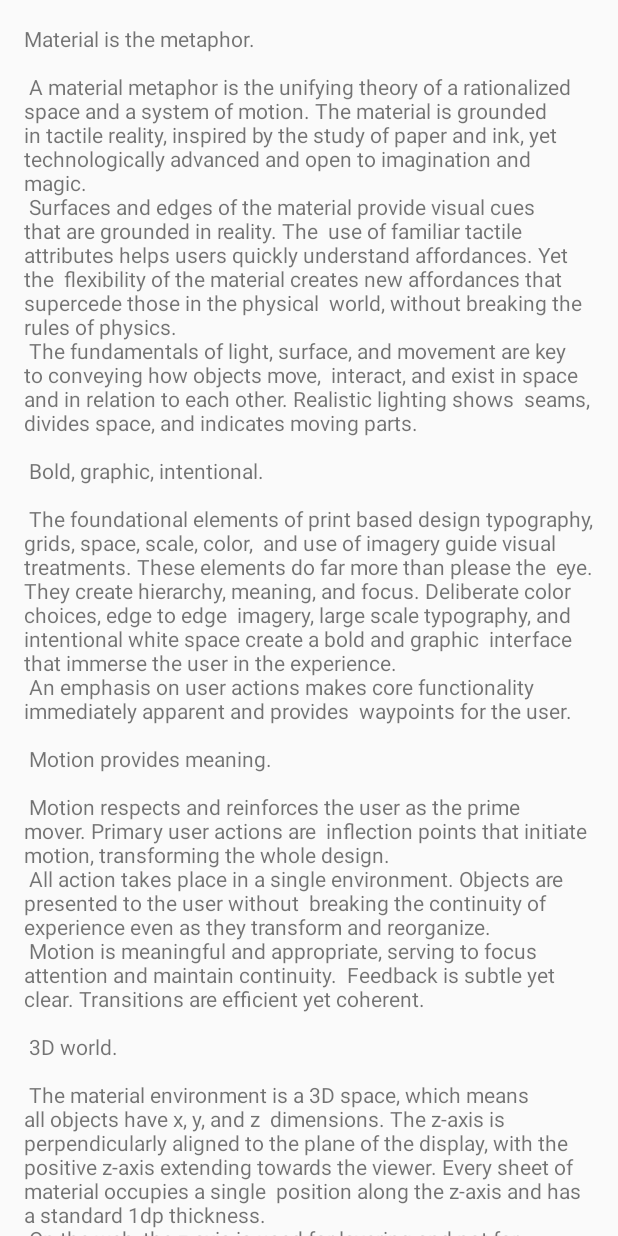
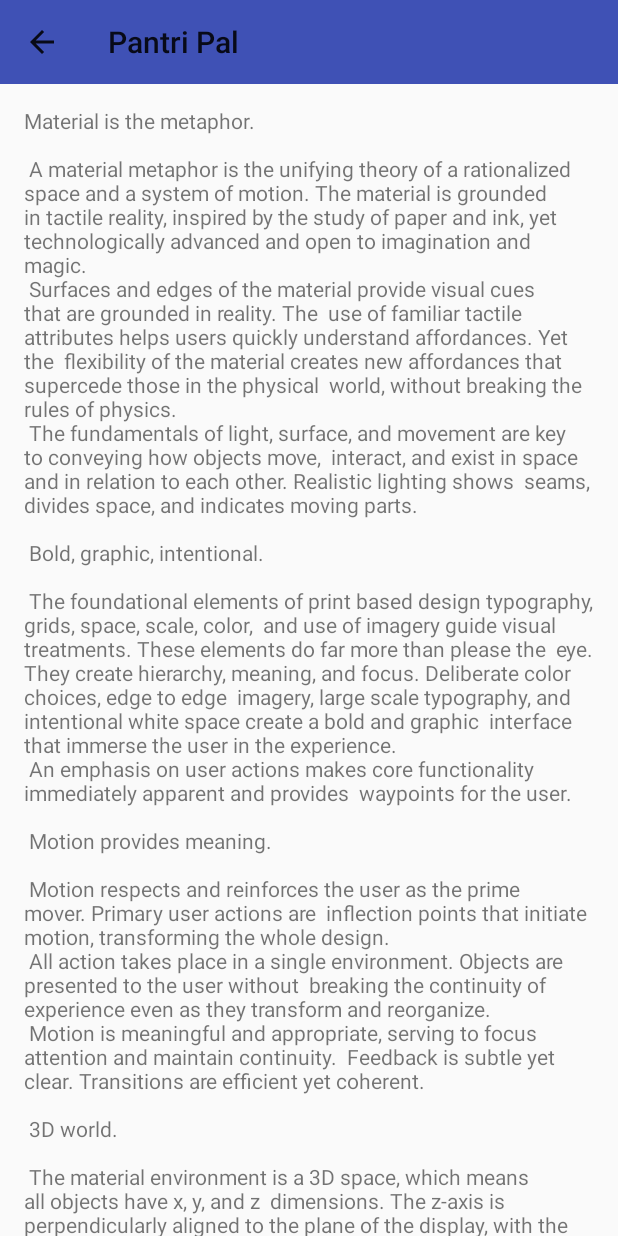
Before and after one commit to CarsonDDD/PantriPal-ACCI, an Android app: the screen it shows after launch (MainActivity), after a tap on an icon or button, on a phone screen of 412 x 824 dp. Run offline under Robolectric (Android 15) with nearby library versions, the phone set to English and light mode, and no system bars.

Commit message:
Add ActionBar as ToolBar

```diff
--- a/app/src/main/java/comp3350/acci/presentation/MainActivity.java
+++ b/app/src/main/java/comp3350/acci/presentation/MainActivity.java
@@ -1,9 +1,16 @@
 package comp3350.acci.presentation;
 
+import android.content.Context;
 import android.os.Bundle;
+import android.util.DisplayMetrics;
 import android.view.MenuItem;
+import android.view.View;
 import android.view.ViewGroup;
 import android.widget.Toast;
+
+import androidx.appcompat.app.ActionBar;
+import androidx.appcompat.widget.Toolbar;
+import androidx.appcompat.app.AppCompatActivity;
 
 import com.google.android.material.bottomnavigation.BottomNavigationView;
 
@@ -19,6 +26,7 @@
 import comp3350.acci.presentation.fragments.ACCIFragment;
 import comp3350.acci.presentation.fragments.InsertRecipeActivity;
 
+// This class acts as the engine which runs/controls the fragment interactions
 public class MainActivity extends AppCompatActivity {
 
     private ActivityMainBinding binding;
@@ -26,6 +34,7 @@
 
     private boolean isShowingNavigationBar;
     private boolean isShowingBackButton;
+    private boolean isShowingActionBar;
 
     @Override
     protected void onCreate(Bundle savedInstanceState) {
@@ -33,7 +42,13 @@
         binding = ActivityMainBinding.inflate(getLayoutInflater());
         setContentView(binding.getRoot());// Set app display to this file
 
+
+        Toolbar toolbar = (Toolbar) findViewById(R.id.toolbar);
+        setSupportActionBar(toolbar);
+
+        // Starting conditions for back button and ActionBar.
         getSupportActionBar().setDisplayHomeAsUpEnabled(false);
+        hideActionBar();
 
         // Set starting fragment
         fragmentNavigator = new FragmentNavigator(this.getSupportFragmentManager());
@@ -42,7 +57,9 @@
         // init layout variables to the starting fragment.
         isShowingBackButton = fragmentNavigator.currentFragment().hasBackButton();
         isShowingNavigationBar = fragmentNavigator.currentFragment().hasNavigationBar();
+        isShowingActionBar = fragmentNavigator.currentFragment().hasActionBar();
 
+        //adjustCurrentFragment();
 
         // Event Handler for bottom nav menu
         binding.navigationBar.setOnItemSelectedListener(item -> {
@@ -88,19 +105,39 @@
 
     // Update layout variables, only if they are different.
     // This function needs to be called everytime a fragment is changed (so the main components update)
-    // Probably a better way around this, but thats for later.
+    // Probably a better way around this, but that's for later.
     public void adjustCurrentFragment(){
         ACCIFragment currentFragment = fragmentNavigator.currentFragment();
 
         // Only change if a change is required
-        if(currentFragment.hasBackButton() != isShowingBackButton){
-            getSupportActionBar().setDisplayHomeAsUpEnabled(currentFragment.hasBackButton());
-            isShowingBackButton = !isShowingBackButton;
+        boolean curBack = currentFragment.hasBackButton();
+        boolean curNavbar = currentFragment.hasNavigationBar();
+        boolean curAction = currentFragment.hasActionBar();
+
+        if(curBack != isShowingBackButton){
+            getSupportActionBar().setDisplayHomeAsUpEnabled(curBack);
+            isShowingBackButton = curBack;
         }
-        if(currentFragment.hasNavigationBar() != isShowingNavigationBar) {
-            setNavigationBar(currentFragment.hasNavigationBar());
-            isShowingNavigationBar = !isShowingNavigationBar;
+        if(curNavbar != isShowingNavigationBar) {
+            setNavigationBar(curNavbar);
+            isShowingNavigationBar = curNavbar;
         }
+        if(curAction != isShowingActionBar){
+            if(curAction){
+                //getSupportActionBar().show();
+                showActionBar();
+            }
+            else{
+                //getSupportActionBar().hide();
+                hideActionBar();
+            }
+
+            isShowingActionBar = curAction;
+        }
+    }
+
+    public float convertDpToPixel(float dp){
+        return dp * ((float) getResources().getDisplayMetrics().densityDpi / DisplayMetrics.DENSITY_DEFAULT);
     }
 
     public void setNavigationBar(boolean showBar){
@@ -114,8 +151,8 @@
     // 1. Make the navigation bar invisible: set the height to 0.
     // 2. Make the fragment fullscreen/take its place: re-wire the constraint; tie the fragment to the bottom of the screen (instead of the top of the nav bar.)
     private void hideNavigationBar(){
+        FragmentContainerView fragment = binding.currentFragment;
         BottomNavigationView bar = binding.navigationBar;
-        FragmentContainerView fragment = binding.currentFragment;
         ConstraintLayout layout = binding.container;
 
         bar.getLayoutParams().height = 0;
@@ -128,8 +165,8 @@
 
     // Reset the height and constraints.
     private void showNavigationBar(){
+        FragmentContainerView fragment = binding.currentFragment;
         BottomNavigationView bar = binding.navigationBar;
-        FragmentContainerView fragment = binding.currentFragment;
         ConstraintLayout layout = binding.container;
 
         bar.getLayoutParams().height = ViewGroup.LayoutParams.WRAP_CONTENT;
@@ -140,5 +177,30 @@
         constraintSet.applyTo(layout);
     }
 
+    private void hideActionBar(){
+        getSupportActionBar().hide();
+
+        FragmentContainerView fragment = binding.currentFragment;
+        ConstraintLayout layout = binding.container;
+
+        ConstraintSet constraintSet = new ConstraintSet();
+        constraintSet.clone(layout);
+        constraintSet.connect(fragment.getId(),ConstraintSet.TOP,layout.getId(),ConstraintSet.TOP,0);
+        constraintSet.applyTo(layout);
+    }
+
+    // Reset the height and constraints.
+    private void showActionBar(){
+        getSupportActionBar().show();
+
+        FragmentContainerView fragment = binding.currentFragment;
+        ConstraintLayout layout = binding.container;
+
+        ConstraintSet constraintSet = new ConstraintSet();
+        constraintSet.clone(layout);
+        constraintSet.connect(fragment.getId(),ConstraintSet.TOP,layout.getId(),ConstraintSet.TOP,(int)convertDpToPixel(55));
+        constraintSet.applyTo(layout);
+    }
+
 
 }
--- a/app/src/main/res/layout/activity_main.xml
+++ b/app/src/main/res/layout/activity_main.xml
@@ -7,6 +7,17 @@
     android:layout_height="match_parent"
     android:paddingTop="0dp">
 
+    <androidx.appcompat.widget.Toolbar
+        android:id="@+id/toolbar"
+        android:layout_width="match_parent"
+        android:minHeight="?attr/actionBarSize"
+        app:layout_constraintEnd_toEndOf="parent"
+        app:layout_constraintStart_toStartOf="parent"
+        app:layout_constraintTop_toTopOf="parent"
+        android:layout_height="?attr/actionBarSize"
+        android:background="?attr/colorPrimary"
+        android:theme="@style/ThemeOverlay.AppCompat.ActionBar"
+        app:popupTheme="@style/ThemeOverlay.AppCompat.Light"/>
 
     <com.google.android.material.bottomnavigation.BottomNavigationView
         android:id="@+id/navigation_bar"
@@ -17,7 +28,6 @@
         app:layout_constraintLeft_toLeftOf="parent"
         app:layout_constraintRight_toRightOf="parent"
         app:menu="@menu/menu_bottom_nav">
-
     </com.google.android.material.bottomnavigation.BottomNavigationView>
 
     <androidx.fragment.app.FragmentContainerView
@@ -25,12 +35,14 @@
         android:name="androidx.navigation.fragment.NavHostFragment"
         android:layout_width="match_parent"
         android:layout_height="match_parent"
-        android:layout_marginBottom="56dp"
+        android:layout_marginTop="55dp"
+        android:layout_marginBottom="55dp"
         app:defaultNavHost="true"
         app:layout_constraintBottom_toTopOf="@id/navigation_bar"
         app:layout_constraintHorizontal_bias="0.0"
         app:layout_constraintLeft_toLeftOf="parent"
         app:layout_constraintRight_toRightOf="parent"
+        app:layout_constraintTop_toBottomOf="@+id/toolbar"
         tools:layout="@layout/activity_insert_recipe" />
 
 </androidx.constraintlayout.widget.ConstraintLayout>
```
